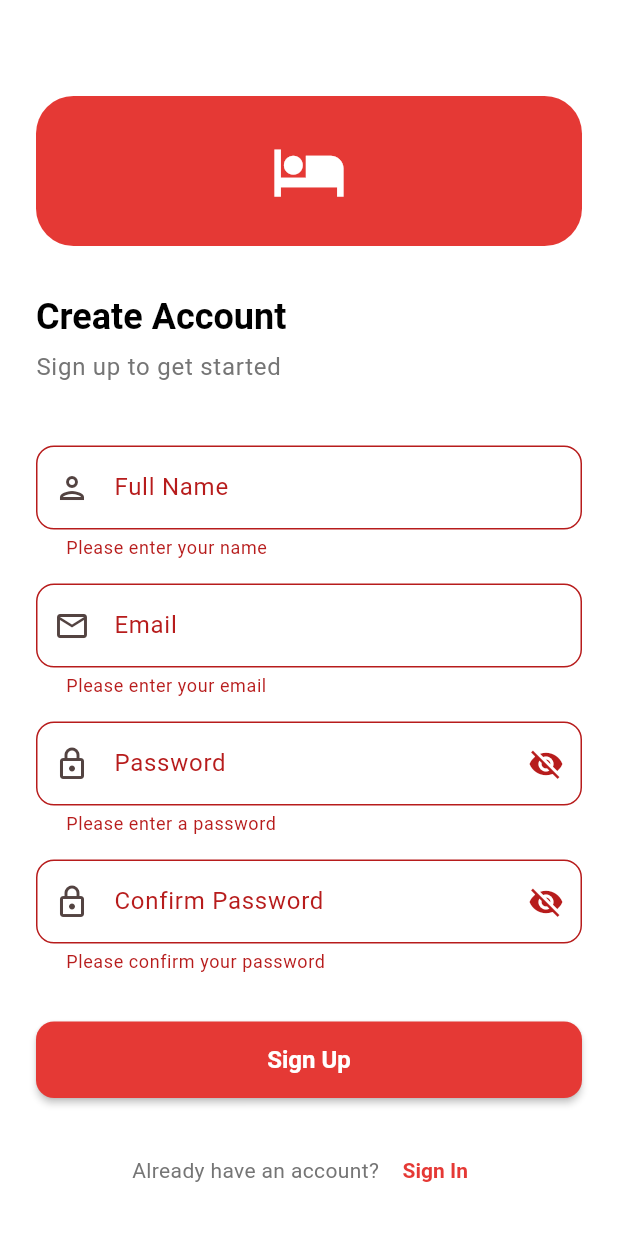
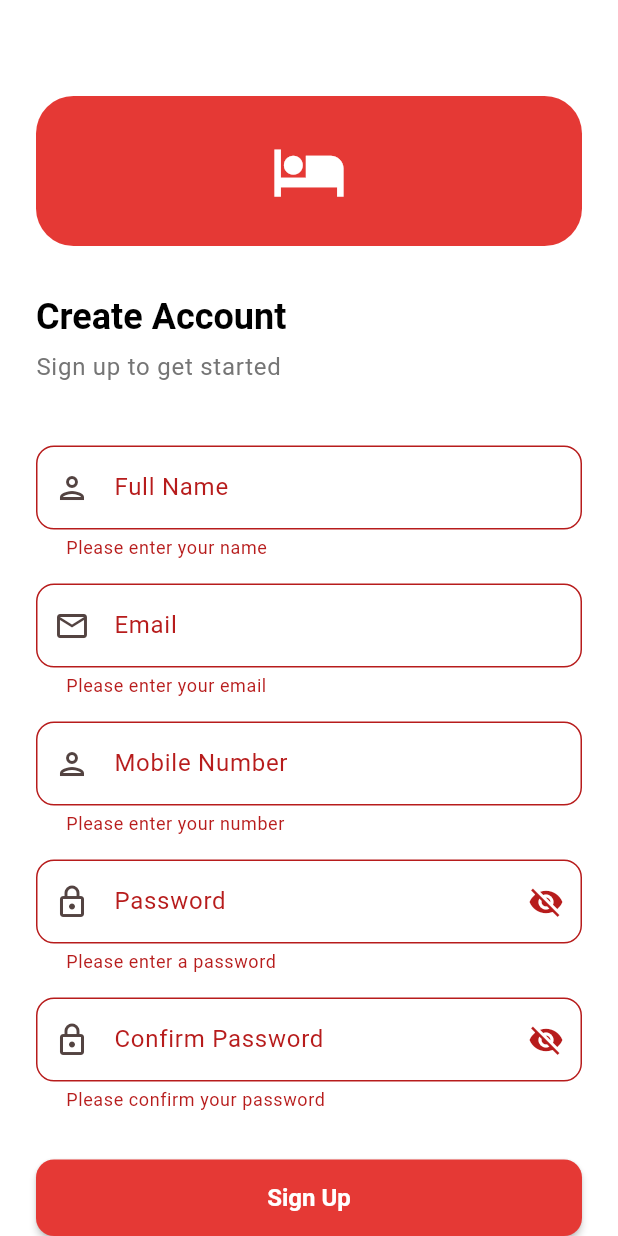
Before and after one commit to amit7451/Rentra, a Flutter app: the SignupScreen screen opened by its route, after a tap on "Sign Up", on a phone screen of 412 x 824 dp. Run offline on Flutter 3.47's test engine with Material 3 defaults, Android fonts, the light colour scheme and no system bars; our stand-ins replace cloud_firestore, firebase_auth, firebase_core; accounts and stored records are empty.

Commit message:
added phone number and role based access

```diff
--- a/lib/models/user_model.dart
+++ b/lib/models/user_model.dart
@@ -5,6 +5,8 @@ class UserModel {
   final String? phoneNumber;
   final String? photoUrl;
   final DateTime createdAt;
+  final bool isAdmin;
+
 
   UserModel({
     required this.uid,
@@ -13,6 +15,7 @@ class UserModel {
     this.phoneNumber,
     this.photoUrl,
     required this.createdAt,
+    this.isAdmin = false,
   });
 
   Map<String, dynamic> toMap() {
@@ -23,6 +26,7 @@ class UserModel {
       'phoneNumber': phoneNumber,
       'photoUrl': photoUrl,
       'createdAt': createdAt.millisecondsSinceEpoch,
+      'isAdmin': isAdmin,
     };
   }
 
@@ -34,6 +38,7 @@ class UserModel {
       phoneNumber: map['phoneNumber'],
       photoUrl: map['photoUrl'],
       createdAt: DateTime.fromMillisecondsSinceEpoch(map['createdAt'] ?? 0),
+      isAdmin: map['isAdmin'] ?? false,
     );
   }
 
@@ -44,6 +49,7 @@ class UserModel {
     String? phoneNumber,
     String? photoUrl,
     DateTime? createdAt,
+    bool? isAdmin,
   }) {
     return UserModel(
       uid: uid ?? this.uid,
@@ -52,6 +58,7 @@ class UserModel {
       phoneNumber: phoneNumber ?? this.phoneNumber,
       photoUrl: photoUrl ?? this.photoUrl,
       createdAt: createdAt ?? this.createdAt,
+      isAdmin: isAdmin ?? this.isAdmin,
     );
   }
 }
--- a/lib/screens/auth/signup_screen.dart
+++ b/lib/screens/auth/signup_screen.dart
@@ -17,6 +17,7 @@ class _SignupScreenState extends State<SignupScreen> {
   final _emailController = TextEditingController();
   final _passwordController = TextEditingController();
   final _confirmPasswordController = TextEditingController();
+  final _phoneNumberController = TextEditingController();
   final _authService = AuthService();
 
   bool _isLoading = false;
@@ -42,6 +43,8 @@ class _SignupScreenState extends State<SignupScreen> {
         email: _emailController.text.trim(),
         password: _passwordController.text,
         name: _nameController.text.trim(),
+        phoneNumber: _phoneNumberController.text.trim(),
+        isAdmin: false
       );
 
       if (!mounted) return;
@@ -148,6 +151,22 @@ class _SignupScreenState extends State<SignupScreen> {
                 const SizedBox(height: 16),
 
                 TextFormField(
+                  controller: _phoneNumberController,
+                  decoration: const InputDecoration(
+                    labelText: 'Mobile Number',
+                    prefixIcon: Icon(Icons.person_outlined),
+                  ),
+                  validator: (value) {
+                    if (value == null || value.isEmpty) {
+                      return 'Please enter your number';
+                    }
+                    return null;
+                  },
+                ),
+
+                const SizedBox(height: 16),
+
+                TextFormField(
                   controller: _passwordController,
                   obscureText: _obscurePassword,
                   decoration: InputDecoration(
--- a/lib/services/auth_service.dart
+++ b/lib/services/auth_service.dart
@@ -17,6 +17,8 @@ class AuthService {
     required String email,
     required String password,
     required String name,
+    required String phoneNumber,
+    bool isAdmin = false,
   }) async {
     try {
       final UserCredential result = await _auth.createUserWithEmailAndPassword(
@@ -31,7 +33,9 @@ class AuthService {
           uid: user.uid,
           email: email,
           name: name,
+          phoneNumber: phoneNumber,
           createdAt: DateTime.now(),
+          isAdmin: isAdmin,
         );
 
         // Save user data to Firestore
```
Also changed, not shown: lib/screens/admin/admin_screen.dart (added).
